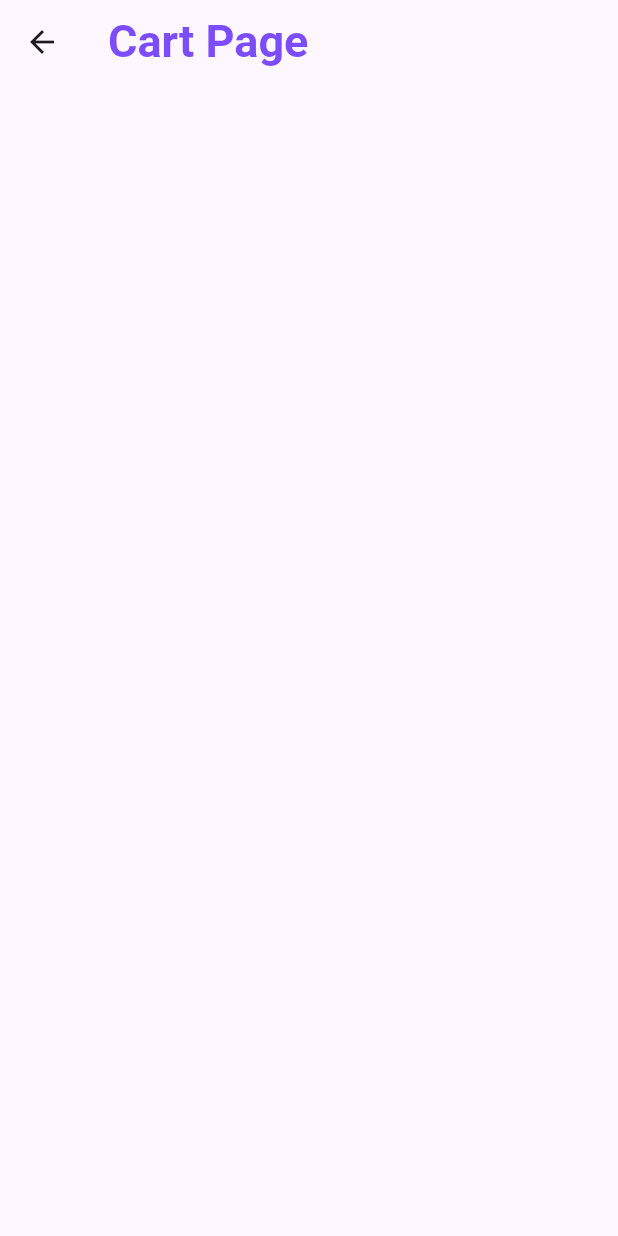
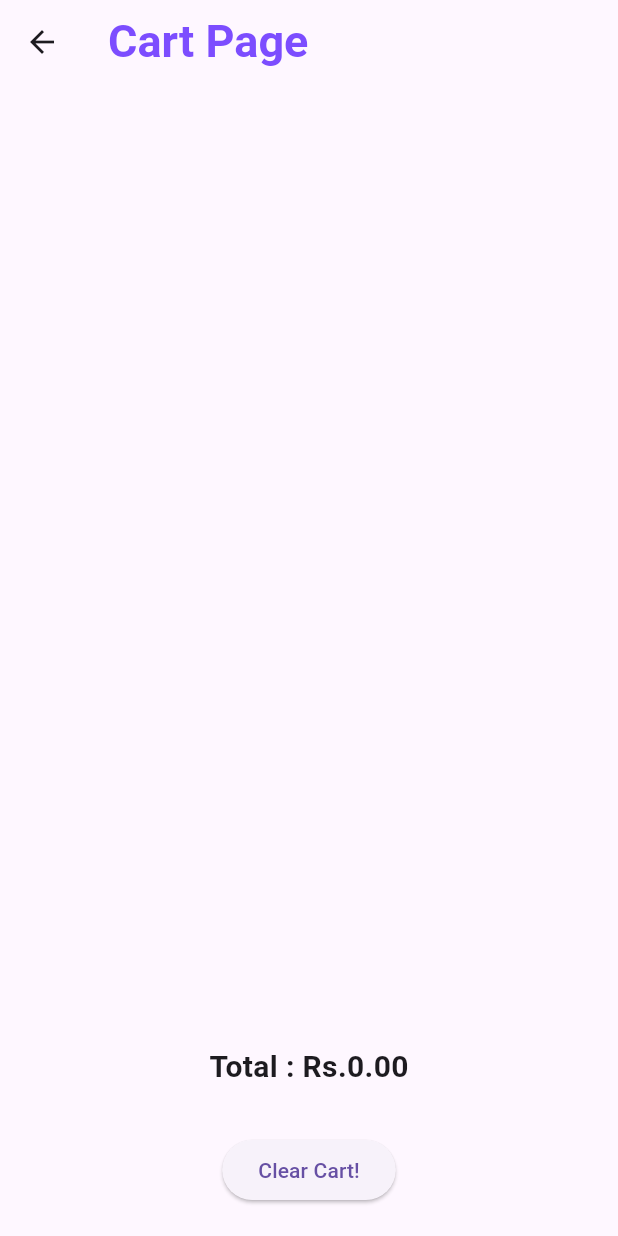
Before and after one commit to kusha2000/flutter-provider, a Flutter app: the CartPage screen opened directly, on a phone screen of 412 x 824 dp. Run offline on Flutter 3.47's test engine with Material 3 defaults, Android fonts, the phone set to English and light mode, and no system bars.

Commit message:
Add Total And Clear Buttons

```diff
--- a/lib/pages/cart_page.dart
+++ b/lib/pages/cart_page.dart
@@ -39,7 +39,8 @@ class CartPage extends StatelessWidget {
                             crossAxisAlignment: CrossAxisAlignment.start,
                             children: [
                               Text(cartItem.id),
-                            Text("Rs.${cartItem.price} x ${cartItem.quantity}")
+                              Text(
+                                  "Rs.${cartItem.price} x ${cartItem.quantity}")
                             ],
                           ),
                           trailing: Row(
@@ -73,7 +74,28 @@ class CartPage extends StatelessWidget {
                         ),
                       );
                     },
-                ))
+                  ),
+                ),
+                Padding(
+                  padding: EdgeInsets.all(10),
+                  child: Text(
+                    "Total : Rs.${cartProvider.totalAmount.toStringAsFixed(2)}",
+                    style: TextStyle(fontSize: 20, fontWeight: FontWeight.bold),
+                  ),
+                ),
+                Padding(
+                  padding: const EdgeInsets.all(20),
+                  child: ElevatedButton(
+                    onPressed: () {
+                      cartProvider.clearAll();
+                      ScaffoldMessenger.of(context).showSnackBar(SnackBar(
+                        content: Text("Cart Cleared!"),
+                        duration: Duration(seconds: 1),
+                      ));
+                    },
+                    child: Text("Clear Cart!"),
+                  ),
+                ),
               ],
             );
           },
--- a/lib/providers/cart_provider.dart
+++ b/lib/providers/cart_provider.dart
@@ -59,4 +59,20 @@ class CartProvider extends ChangeNotifier {
 
     notifyListeners();
   }
+
+  //clear
+  void clearAll() {
+    _items = {};
+    notifyListeners();
+  }
+
+  //calculate total
+  double get totalAmount {
+    var total = 0.0;
+    _items.forEach((key, cartItem) {
+      total += cartItem.price * cartItem.quantity;
+    });
+    notifyListeners();
+    return total;
+  }
 }
```
Also changed, not shown: 1 other file. Lines whose indentation alone changed are shown as unchanged.
